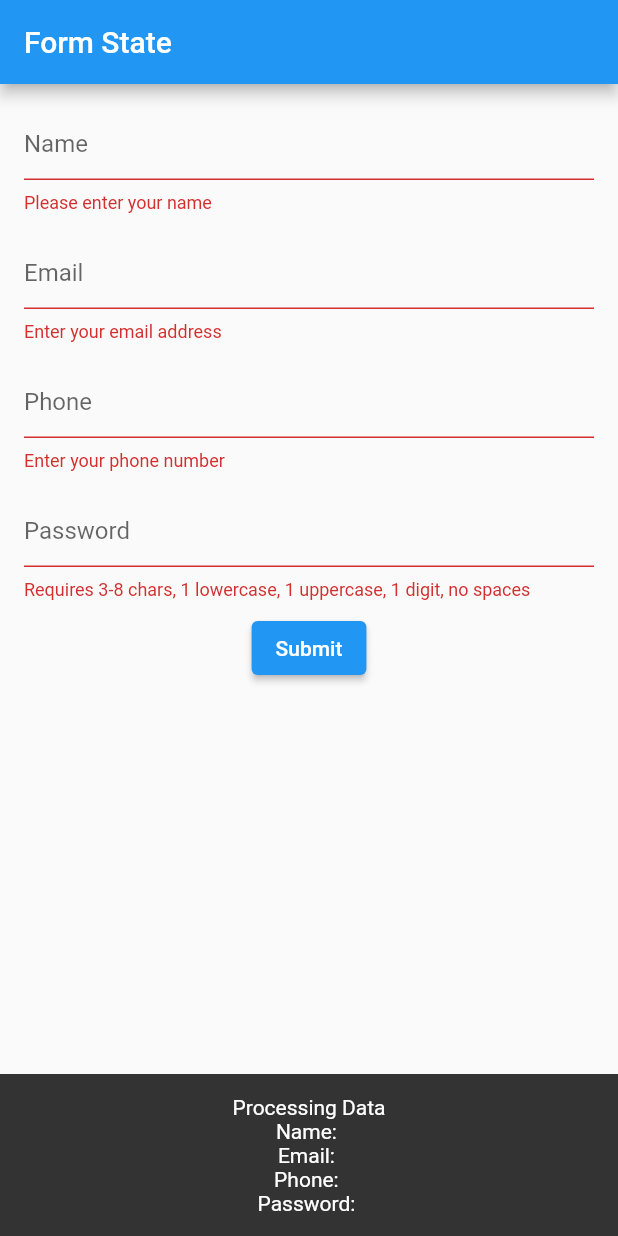
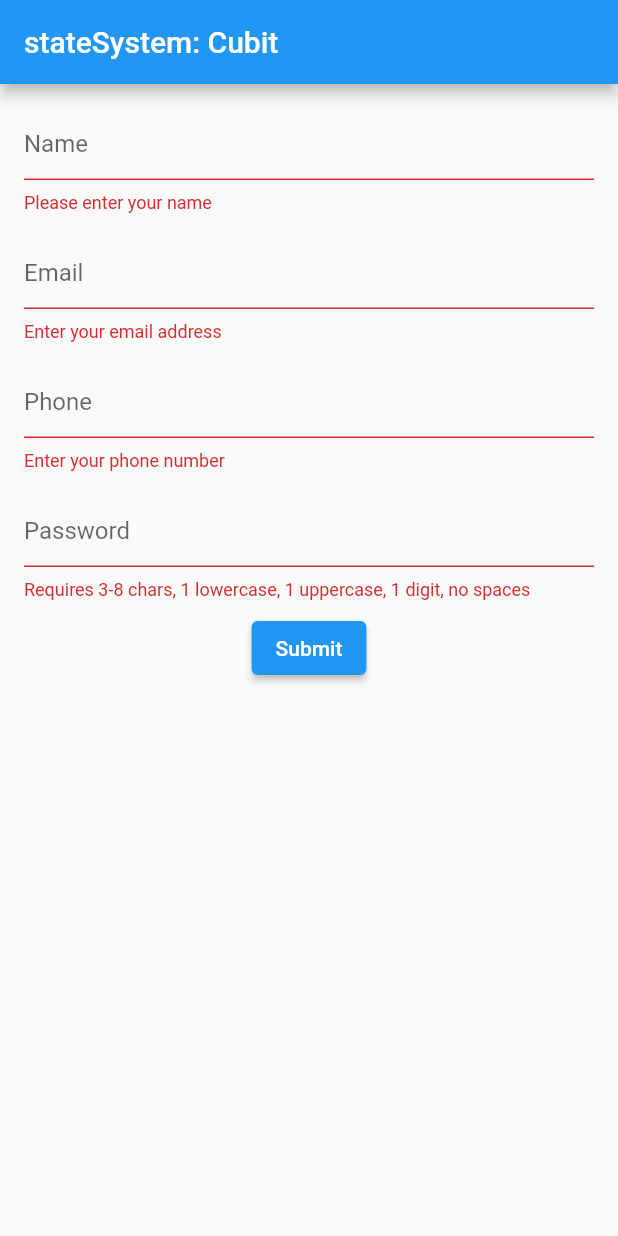
Before and after one commit to hamishnorton/flutter_state_example, a Flutter app: the screen it shows after launch, after a tap on "Submit", on a phone screen of 412 x 824 dp. Run offline on Flutter 3.47's test engine with Material 2 defaults, Android fonts, the phone set to English and light mode, and no system bars; our stand-ins replace bloc, file_picker, flutter_bloc, flutter_riverpod, hooks_riverpod.

Commit message:
cubit state: Setup validation to turn on after first submit

```diff
--- a/lib/cubit/cubit_form_state.dart
+++ b/lib/cubit/cubit_form_state.dart
@@ -6,21 +6,25 @@ abstract class CubitFormState {
   final ValidationModel email;
   final ValidationModel phone;
   final ValidationModel password;
+  final bool validationEnabled;
 
-  const CubitFormState(this.name, this.email, this.phone, this.password);
+  const CubitFormState(
+      this.name, this.email, this.phone, this.password, this.validationEnabled);
 
-  get isValid =>
-      (name.isValid && email.isValid && phone.isValid && password.isValid);
+  bool? get isValid {
+    if (!validationEnabled) return null;
+    return (name.isValid && email.isValid && phone.isValid && password.isValid);
+  }
 }
 
 class FormInitial extends CubitFormState {
   FormInitial()
       : super(ValidationModel(null, null), ValidationModel(null, null),
-            ValidationModel(null, null), ValidationModel(null, null));
+            ValidationModel(null, null), ValidationModel(null, null), false);
 }
 
 class Changed extends CubitFormState {
   const Changed(ValidationModel name, ValidationModel email,
-      ValidationModel phone, ValidationModel password)
-      : super(name, email, phone, password);
+      ValidationModel phone, ValidationModel password, bool validationEnabled)
+      : super(name, email, phone, password, validationEnabled);
 }
--- a/lib/cubit/cubit_state_screen.dart
+++ b/lib/cubit/cubit_state_screen.dart
@@ -25,7 +25,7 @@ class _CubitStateScreenState extends State<CubitStateScreen> {
   @override
   Widget build(BuildContext context) {
     return Scaffold(
-      appBar: AppBar(title: const Text('Cubit State')),
+      appBar: AppBar(title: const Text('stateSystem: Cubit')),
       body: SafeArea(
         child: Padding(
           padding: const EdgeInsets.all(8.0),
@@ -40,7 +40,7 @@ class _CubitStateScreenState extends State<CubitStateScreen> {
                     keyboardType: TextInputType.name,
                     initialValue: state.name.value ?? '',
                     onChanged: (value) =>
-                        context.read<FormCubit>().nameValidated(value),
+                        context.read<FormCubit>().nameChanged(value),
                     errorText: state.name.error,
                   );
                 },
@@ -53,13 +53,13 @@ class _CubitStateScreenState extends State<CubitStateScreen> {
                     hintText: 'Email',
                     initialValue: state.email.value ?? '',
                     onChanged: (value) =>
-                        context.read<FormCubit>().emailValidated(value),
+                        context.read<FormCubit>().emailChanged(value),
                     errorText: state.email.error,
                   );
                 },
               ),
               BlocBuilder<FormCubit, CubitFormState>(
-                buildWhen: (p, c) => (c.phone.value != p.phone.value),
+                buildWhen: (p, c) => (c.phone != p.phone),
                 builder: (context, state) {
                   return CubitField(
                     hintText: 'Phone',
@@ -70,25 +70,25 @@ class _CubitStateScreenState extends State<CubitStateScreen> {
                       FilteringTextInputFormatter.allow(RegExp("[0-9]+"))
                     ],
                     onChanged: (value) =>
-                        context.read<FormCubit>().phoneValidated(value),
+                        context.read<FormCubit>().phoneChanged(value),
                     errorText: state.phone.error,
                   );
                 },
               ),
               BlocBuilder<FormCubit, CubitFormState>(
-                buildWhen: (p, c) => (c.password.value != p.password.value),
+                buildWhen: (p, c) => (c.password != p.password),
                 builder: (context, state) {
                   return Padding(
                     padding: const EdgeInsets.all(8.0),
                     child: TextFormField(
-                      initialValue: state.password.value ?? '',
+                      initialValue: state.password.value,
                       // probably not a good practise with a password
                       obscureText: true,
                       decoration: InputDecoration(
                           hintText: 'Password',
                           errorText: state.password.error),
                       onChanged: (value) =>
-                          context.read<FormCubit>().passwordValidated(value),
+                          context.read<FormCubit>().passwordChanged(value),
                       inputFormatters: [
                         FilteringTextInputFormatter.singleLineFormatter,
                       ],
@@ -100,23 +100,27 @@ class _CubitStateScreenState extends State<CubitStateScreen> {
                 buildWhen: (p, c) => (c.isValid != p.isValid),
                 builder: (context, state) {
                   return ElevatedButton(
-                    onPressed: (state.isValid)
-                        ? () {
+                    onPressed: () {
+                      FormCubit formCubit = context.read<FormCubit>();
+                      formCubit.validated();
+                      CubitFormState readState = formCubit.state;
+
+                      if (!(readState.isValid ?? false)) return;
+
                       ScaffoldMessenger.of(context).showSnackBar(
                         SnackBar(
                             content: Column(
                           mainAxisSize: MainAxisSize.min,
                           children: [
                             const Text('Processing Data'),
-                                  Text('Name: ${state.name.value}'),
-                                  Text('Email: ${state.email.value}'),
-                                  Text('Phone: ${state.phone.value}'),
-                                  Text('Password: ${state.password.value}'),
+                            Text('Name: ${readState.name.value}'),
+                            Text('Email: ${readState.email.value}'),
+                            Text('Phone: ${readState.phone.value}'),
+                            Text('Password: ${readState.password.value}'),
                           ],
                         )),
                       );
-                          }
-                        : null,
+                    },
                     child: const Text('Submit'),
                   );
                 },
--- a/lib/cubit/form_cubit.dart
+++ b/lib/cubit/form_cubit.dart
@@ -8,28 +8,63 @@ part 'cubit_form_state.dart';
 class FormCubit extends Cubit<CubitFormState> {
   FormCubit() : super(FormInitial());
 
+  bool _isValidationOn = false;
+
   // TODO: question: what would happen if we didn't allow null?
-  void nameValidated(String? name) {
+
+  void nameChanged(String? name) {
     if (name == state.name.value) return; // 'Might' prevent a rebuild
-    final newVm = ValidationModel(name, Validator.isName(name));
-    emit(Changed(newVm, state.email, state.phone, state.password));
+    _validateName(name);
   }
 
-  void emailValidated(String? email) {
-    if (email == state.email.value) return;
-    final newVm = ValidationModel(email, Validator.isEmail(email));
-    emit(Changed(state.name, newVm, state.phone, state.password));
+  void _validateName(String? name) {
+    final String? error = (_isValidationOn) ? Validator.isName(name) : null;
+    final newVm = ValidationModel(name, error);
+    emit(Changed(
+        newVm, state.email, state.phone, state.password, _isValidationOn));
   }
 
-  void phoneValidated(String? phone) {
-    if (phone == state.phone.value) return;
-    final newVm = ValidationModel(phone, Validator.isPhone(phone));
-    emit(Changed(state.name, state.email, newVm, state.password));
+  void emailChanged(String? email) {
+    if (email == state.email.value) return;
+    _validateEmail(email);
   }
 
-  void passwordValidated(String? password) {
+  void _validateEmail(String? email) {
+    final String? error = (_isValidationOn) ? Validator.isEmail(email) : null;
+    final newVm = ValidationModel(email, error);
+    emit(Changed(
+        state.name, newVm, state.phone, state.password, _isValidationOn));
+  }
+
+  void phoneChanged(String? phone) {
+    if (phone == state.phone.value) return;
+    _validatePhone(phone);
+  }
+
+  void _validatePhone(String? phone) {
+    final String? error = (_isValidationOn) ? Validator.isPhone(phone) : null;
+    final newVm = ValidationModel(phone, error);
+    emit(Changed(
+        state.name, state.email, newVm, state.password, _isValidationOn));
+  }
+
+  void passwordChanged(String? password) {
     if (password == state.password.value) return;
-    final newVm = ValidationModel(password, Validator.isPassword(password));
-    emit(Changed(state.name, state.email, state.phone, newVm));
+    _validatePassword(password);
+  }
+
+  void _validatePassword(String? password) {
+    final String? error =
+        (_isValidationOn) ? Validator.isPassword(password) : null;
+    final newVm = ValidationModel(password, error);
+    emit(Changed(state.name, state.email, state.phone, newVm, _isValidationOn));
+  }
+
+  void validated() {
+    _isValidationOn = true;
+    _validateName(state.name.value);
+    _validateEmail(state.email.value);
+    _validatePhone(state.phone.value);
+    _validatePassword(state.password.value);
   }
 }
--- a/lib/cubit/widgets/cubit_field.dart
+++ b/lib/cubit/widgets/cubit_field.dart
@@ -10,6 +10,7 @@ class CubitField extends StatelessWidget {
     this.keyboardType = TextInputType.text,
     this.onChanged,
     this.initialValue = '',
+    this.enableValidation = false,
   }) : super(key: key);
 
   final String? errorText;
@@ -18,6 +19,7 @@ class CubitField extends StatelessWidget {
   final List<TextInputFormatter>? inputFormatters;
   final TextInputType keyboardType;
   final Function(String?)? onChanged;
+  final bool enableValidation;
 
   @override
   Widget build(BuildContext context) {
--- a/lib/form_state/form_state_screen.dart
+++ b/lib/form_state/form_state_screen.dart
@@ -41,7 +41,7 @@ class _FormStateScreenState extends State<FormStateScreen> {
   @override
   Widget build(BuildContext context) {
     return Scaffold(
-      appBar: AppBar(title: const Text('Form State')),
+      appBar: AppBar(title: const Text('stateSystem: Form')),
       body: SafeArea(
         child: Padding(
           padding: const EdgeInsets.all(8.0),
--- a/lib/main.dart
+++ b/lib/main.dart
@@ -12,7 +12,7 @@ import 'package:provider/provider.dart' as provider;
 enum StateSystem { form, cubit, provider, riverPod }
 
 void main() {
-  StateSystem stateSystem = StateSystem.form;
+  StateSystem stateSystem = StateSystem.cubit;
 
   switch (stateSystem) {
     case StateSystem.form:
```
Lines whose indentation alone changed are shown as unchanged.
